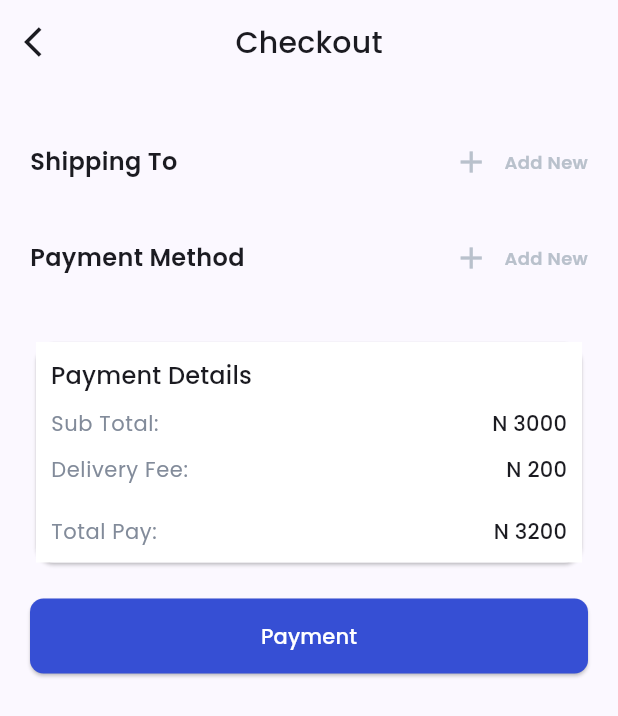
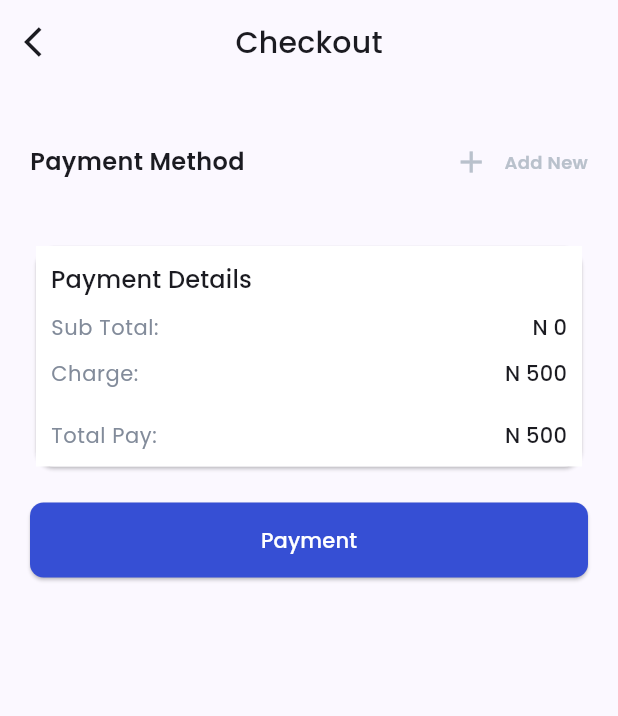
Before and after one commit to mbaka-bilal/ecommerce_dummy_app, a Flutter app: the CartScreen screen opened directly, after a tap on "Checkout", on a phone screen of 412 x 824 dp. Shown: the top 716 px of the screen. Run offline on Flutter 3.47's test engine with Material 2 defaults, Android fonts, the phone set to English and light mode, and no system bars; our stand-ins replace bloc, cached_network_image, cloud_firestore, equatable, firebase_auth, firebase_core and 4 more; accounts and stored records are empty.

Commit message:
clean up ui, and correct amount in checkout screen

```diff
--- a/lib/features/cart/screens/cart.dart
+++ b/lib/features/cart/screens/cart.dart
@@ -35,7 +35,7 @@ class CartScreen extends StatelessWidget {
               padding: const EdgeInsets.all(20.0),
               child: BlocBuilder<CartBloc, cart_state.CartState>(
                 builder: (context, state) {
-                  print("item count is ${state.items.length}");
+                  debugPrint("item count is ${state.items.length}");
 
                   return Column(
                     mainAxisSize: MainAxisSize.max,
@@ -64,8 +64,8 @@ class CartScreen extends StatelessWidget {
                             height: 60,
                             function: () {
                               Navigator.of(context).push(MaterialPageRoute(
-                                  builder: (context) =>
-                                      const CheckOutScreen()));
+                                  builder: (context) => CheckOutScreen(
+                                      totalAmount: state.totalCost)));
                             },
                           )
                         ],
--- a/lib/features/checkout/screens/checkout_screen.dart
+++ b/lib/features/checkout/screens/checkout_screen.dart
@@ -14,7 +14,9 @@ import '../components/location_card.dart';
 class CheckOutScreen extends StatefulWidget {
   ///The checkout screen
 
-  const CheckOutScreen({Key? key}) : super(key: key);
+  const CheckOutScreen({Key? key, required this.totalAmount}) : super(key: key);
+
+  final int totalAmount;
 
   @override
   State<CheckOutScreen> createState() => _CheckOutScreenState();
@@ -54,106 +56,106 @@ class _CheckOutScreenState extends State<CheckOutScreen> {
           child: Column(
             children: [
               const SizedBox(height: bigSpace),
-              Row(
-                mainAxisAlignment: MainAxisAlignment.spaceBetween,
-                children: [
-                  Text(
-                    "Shipping To",
-                    style: Theme.of(context).textTheme.bodyMedium!.copyWith(
-                          fontSize: 16,
-                        ),
-                  ),
-                  InkWell(
-                    onTap: () {
-                      final controller = TextEditingController();
+              // Row(
+              //   mainAxisAlignment: MainAxisAlignment.spaceBetween,
+              //   children: [
+              //     Text(
+              //       "Shipping To",
+              //       style: Theme.of(context).textTheme.bodyMedium!.copyWith(
+              //             fontSize: 16,
+              //           ),
+              //     ),
+              //     InkWell(
+              //       onTap: () {
+              //         final controller = TextEditingController();
 
-                      //Show bottom sheet to add new address
-                      showDialog(
-                          context: context,
-                          builder: (context) => const Dialog(
-                                child: AddAdressCard(),
-                              )).then((value) => setState(() {}));
-                    },
-                    child: Row(
-                      children: [
-                        const Icon(
-                          Icons.add,
-                          color: AppColors.gray04,
-                        ),
-                        const SizedBox(
-                          width: smallSpace,
-                        ),
-                        Text("Add New",
-                            style: Theme.of(context)
-                                .textTheme
-                                .bodyMedium!
-                                .copyWith(
-                                    fontSize: 12, color: AppColors.gray04)),
-                      ],
-                    ),
-                  ),
-                ],
-              ),
-              const SizedBox(
-                height: bigSpace,
-              ),
-              FutureBuilder(
-                  future: DatabaseRepository()
-                      .fetchRecordFromLocalDatabase(dtb_user, tbl_address),
-                  builder: (context, snapShot) {
-                    if (snapShot.hasData) {
-                      final data = snapShot.data as List<Map<String, dynamic>>;
-                      //default our chosen address is the first one;
-                      // _chosenAddress = data[0];
+              //         //Show bottom sheet to add new address
+              //         showDialog(
+              //             context: context,
+              //             builder: (context) => const Dialog(
+              //                   child: AddAdressCard(),
+              //                 )).then((value) => setState(() {}));
+              //       },
+              //       child: Row(
+              //         children: [
+              //           const Icon(
+              //             Icons.add,
+              //             color: AppColors.gray04,
+              //           ),
+              //           const SizedBox(
+              //             width: smallSpace,
+              //           ),
+              //           Text("Add New",
+              //               style: Theme.of(context)
+              //                   .textTheme
+              //                   .bodyMedium!
+              //                   .copyWith(
+              //                       fontSize: 12, color: AppColors.gray04)),
+              //         ],
+              //       ),
+              //     ),
+              //   ],
+              // ),
+              // const SizedBox(
+              //   height: bigSpace,
+              // ),
+              // FutureBuilder(
+              //     future: DatabaseRepository()
+              //         .fetchRecordFromLocalDatabase(dtb_user, tbl_address),
+              //     builder: (context, snapShot) {
+              //       if (snapShot.hasData) {
+              //         final data = snapShot.data as List<Map<String, dynamic>>;
+              //         //default our chosen address is the first one;
+              //         // _chosenAddress = data[0];
 
-                      return Column(
-                          children: List.generate(
-                        data.length,
-                        (index) => InkWell(
-                          onTap: () {
-                            setState(() {
-                              _chosenAddressIndex = index;
-                              //update chosen address.
-                              _chosenAddress = data[index];
-                            });
-                          },
-                          child: Dismissible(
-                            key: UniqueKey(),
-                            direction: DismissDirection.endToStart,
-                            background: const Align(
-                                alignment: Alignment.centerRight,
-                                child: Padding(
-                                  padding: EdgeInsets.only(right: 20.0),
-                                  child: Icon(
-                                    Icons.delete,
-                                    color: Colors.red,
-                                  ),
-                                )),
-                            onDismissed:
-                                (DismissDirection dismissDirection) async {
-                              await _databaseRepository
-                                  .deleteRecordFromLocalDatabase(
-                                      databaseName: dtb_user,
-                                      tableName: tbl_address,
-                                      columnId: "name",
-                                      args: data[index]["name"])
-                                  .then((value) => refreshScreen());
-                            },
-                            child: LocationCard(
-                              // title: "Home",
-                              address: data[index]["name"],
-                              mobileNumber: data[index]["phone_number"],
-                              isSelected:
-                                  (_chosenAddressIndex == index) ? true : false,
-                            ),
-                          ),
-                        ),
-                      ));
-                    } else {
-                      return Container();
-                    }
-                  }),
-              const SizedBox(height: bigSpace),
+              //         return Column(
+              //             children: List.generate(
+              //           data.length,
+              //           (index) => InkWell(
+              //             onTap: () {
+              //               setState(() {
+              //                 _chosenAddressIndex = index;
+              //                 //update chosen address.
+              //                 _chosenAddress = data[index];
+              //               });
+              //             },
+              //             child: Dismissible(
+              //               key: UniqueKey(),
+              //               direction: DismissDirection.endToStart,
+              //               background: const Align(
+              //                   alignment: Alignment.centerRight,
+              //                   child: Padding(
+              //                     padding: EdgeInsets.only(right: 20.0),
+              //                     child: Icon(
+              //                       Icons.delete,
+              //                       color: Colors.red,
+              //                     ),
+              //                   )),
+              //               onDismissed:
+              //                   (DismissDirection dismissDirection) async {
+              //                 await _databaseRepository
+              //                     .deleteRecordFromLocalDatabase(
+              //                         databaseName: dtb_user,
+              //                         tableName: tbl_address,
+              //                         columnId: "name",
+              //                         args: data[index]["name"])
+              //                     .then((value) => refreshScreen());
+              //               },
+              //               child: LocationCard(
+              //                 // title: "Home",
+              //                 address: data[index]["name"],
+              //                 mobileNumber: data[index]["phone_number"],
+              //                 isSelected:
+              //                     (_chosenAddressIndex == index) ? true : false,
+              //               ),
+              //             ),
+              //           ),
+              //         ));
+              //       } else {
+              //         return Container();
+              //       }
+              //     }),
+              // const SizedBox(height: bigSpace),
               Row(
                 mainAxisAlignment: MainAxisAlignment.spaceBetween,
                 children: [
@@ -281,7 +283,7 @@ class _CheckOutScreenState extends State<CheckOutScreen> {
                                 .copyWith(
                                     fontSize: 14, color: AppColors.gray03),
                           ),
-                          Text("N 3000",
+                          Text("N ${widget.totalAmount}",
                               style: Theme.of(context)
                                   .textTheme
                                   .titleMedium!
@@ -294,13 +296,13 @@ class _CheckOutScreenState extends State<CheckOutScreen> {
                       Row(
                         mainAxisAlignment: MainAxisAlignment.spaceBetween,
                         children: [
-                          Text("Delivery Fee: ",
+                          Text("Charge: ",
                               style: Theme.of(context)
                                   .textTheme
                                   .bodySmall!
                                   .copyWith(
                                       fontSize: 14, color: AppColors.gray03)),
-                          Text("N 200",
+                          Text("N 500",
                               style: Theme.of(context)
                                   .textTheme
                                   .titleMedium!
@@ -319,7 +321,7 @@ class _CheckOutScreenState extends State<CheckOutScreen> {
                                   .bodySmall!
                                   .copyWith(
                                       fontSize: 14, color: AppColors.gray03)),
-                          Text("N 3200",
+                          Text("N ${widget.totalAmount + 500}",
                               style: Theme.of(context)
                                   .textTheme
                                   .titleMedium!
```
